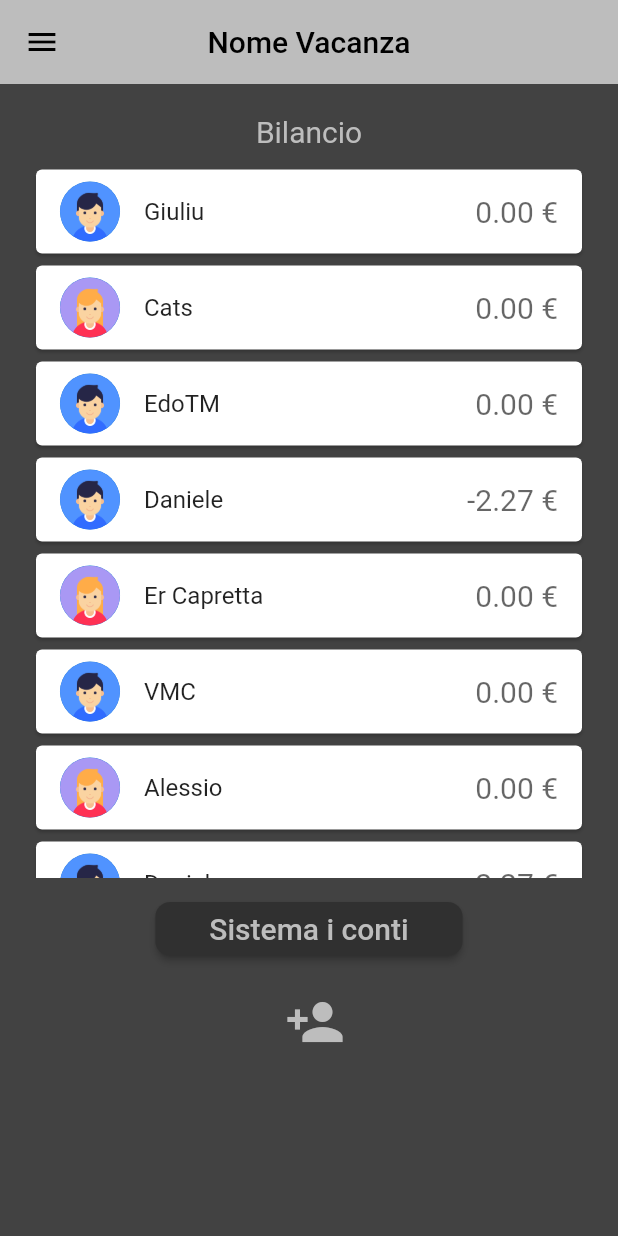
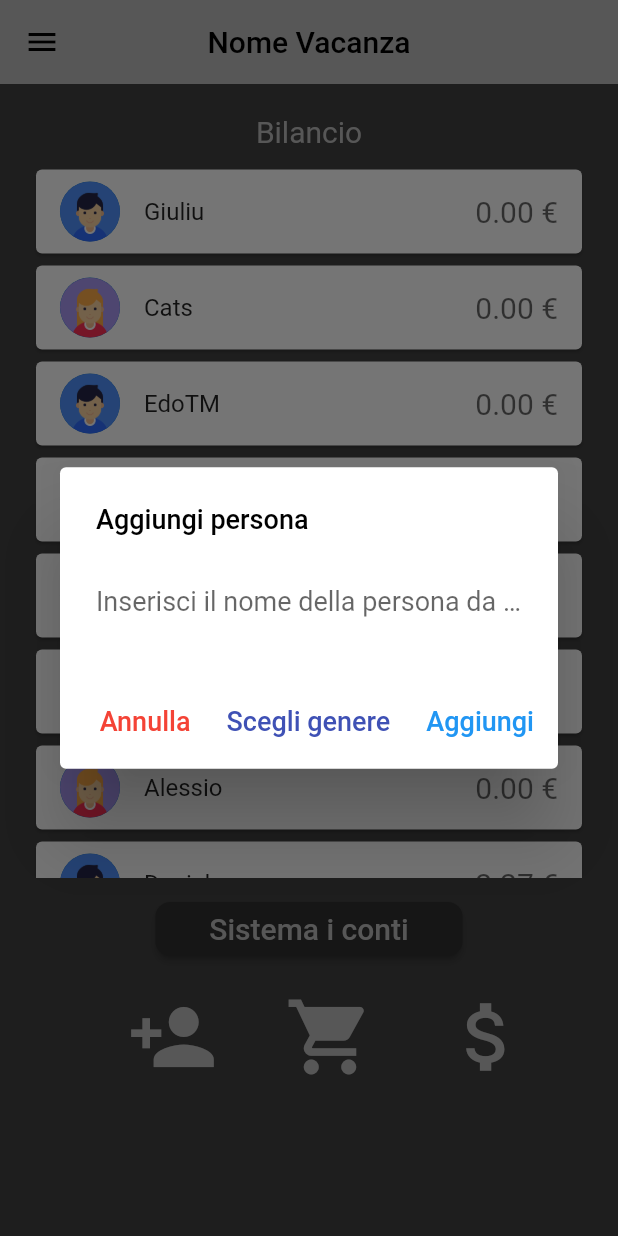
Before and after one commit to giumanuz/appspese, a Flutter app: the screen it shows after launch, after a tap on the "person add" icon, on a phone screen of 412 x 824 dp. Run offline on Flutter 3.47's test engine with Material 2 defaults, Android fonts, the phone set to English and light mode, and no system bars; Roboto replaces fonts that are missing (Oxygen-Light, Oxygen-Regular).

Commit message:
fine primo giorno

```diff
--- a/lib/pages/home.dart
+++ b/lib/pages/home.dart
@@ -1,3 +1,4 @@
+
 import 'package:flutter/material.dart';
 import 'package:appspese/services/personalCard.dart';
 
@@ -85,11 +86,113 @@ class _HomeState extends State<Home> {
               rowButtonSistmaConti(context),
               const SizedBox(height: 10.0),
               Row(
-                mainAxisAlignment: MainAxisAlignment.center,
+                mainAxisAlignment: MainAxisAlignment.spaceEvenly,
                 children: [
                   IconButton(
+                      onPressed: () {
+                        showDialog(context: context, builder: (context) => AlertDialog(
+                          title: const Text(
+                              'Aggiungi persona',
+                          style: TextStyle(
+                            color: Colors.black,
+                            fontSize: 18.0,
+                            fontFamily: 'Oxygen-Regular',
+                            ),
+                          ),
+                          content: TextFormField(
+                            decoration: const InputDecoration(
+                              border: InputBorder.none,
+                              hintText: 'Inserisci il nome della persona da aggiungere',
+                            ),
+                            style: const TextStyle(
+                              color: Colors.black,
+                              fontSize: 18.0,
+                              fontFamily: 'Oxygen-Regular',
+                            ),
+                          ),
+                          alignment: Alignment.center,
+                          actions: [
+                            TextButton(
+                              onPressed: () {
+                                Navigator.pop(context);
+                              },
+                              child: const Text(
+                                  'Annulla',
+                              style: TextStyle(
+                                color: Colors.red,
+                                fontSize: 18.0,
+                                fontFamily: 'Oxygen-Regular',
+                              ),
+                            )
+                            ),
+                            TextButton(
+                              onPressed: () {
+                                showDialog(context: context, builder: (context) => AlertDialog(
+                                  title: const Text(
+                                      'Scegli il genere',
+                                  style: TextStyle(
+                                    color: Colors.black,
+                                    fontSize: 18.0,
+                                    fontFamily: 'Oxygen-Regular',
+                                    ),
+                                  ),
+                                  content: Icon(Icons.person_add, color: Colors.grey[400], size: 10.0,),
+                                  actions: [
+                                    TextButton(
+                                      onPressed: () {
+                                        Navigator.pop(context);
+                                      },
+                                      child: const Text(
+                                          'Annulla',
+                                      style: TextStyle(
+                                        color: Colors.red,
+                                        fontSize: 18.0,
+                                        fontFamily: 'Oxygen-Regular',
+                                      ),
+                                    )
+                                    ),
+                                  ],
+                                )
+                                );
+                              },
+                              child: const Text(
+                                  'Scegli genere',
+                              style: TextStyle(
+                                color: Colors.indigo,
+                                fontSize: 18.0,
+                                fontFamily: 'Oxygen-Regular',
+                              ),
+                            )
+                            ),
+                            TextButton(
+                              onPressed: () {
+
+                              },
+                              child: const Text(
+                                  'Aggiungi',
+                              style: TextStyle(
+                                color: Colors.blue,
+                                fontSize: 18.0,
+                                fontFamily: 'Oxygen-Regular',
+                              ),
+                            )
+                            ),
+                          ],
+
+                        )
+                        );
+                      },
+                      alignment: Alignment.bottomLeft,
+                      icon: Icon(Icons.person_add, color: Colors.grey[400], size: 60.0,)
+                  ),
+                  IconButton(
                       onPressed: () {},
-                      icon: Icon(Icons.person_add, color: Colors.grey[400], size: 40.0,)),
+                      icon: Icon(Icons.shopping_cart, color: Colors.grey[400], size: 60.0,)
+                  ),
+                  IconButton(
+                      onPressed: () {},
+                      icon: Icon(Icons.attach_money, color: Colors.grey[400], size: 60.0,)
+                  ),
                 ],
               ),
             ]
@@ -195,7 +298,6 @@ class _HomeState extends State<Home> {
                     itemCount: cards.length,
                     itemBuilder: (context, index) {
                       return Dismissible(
-
                         direction: DismissDirection.endToStart,
                         key: Key(cards[index].name),
                         background: Container(
```
